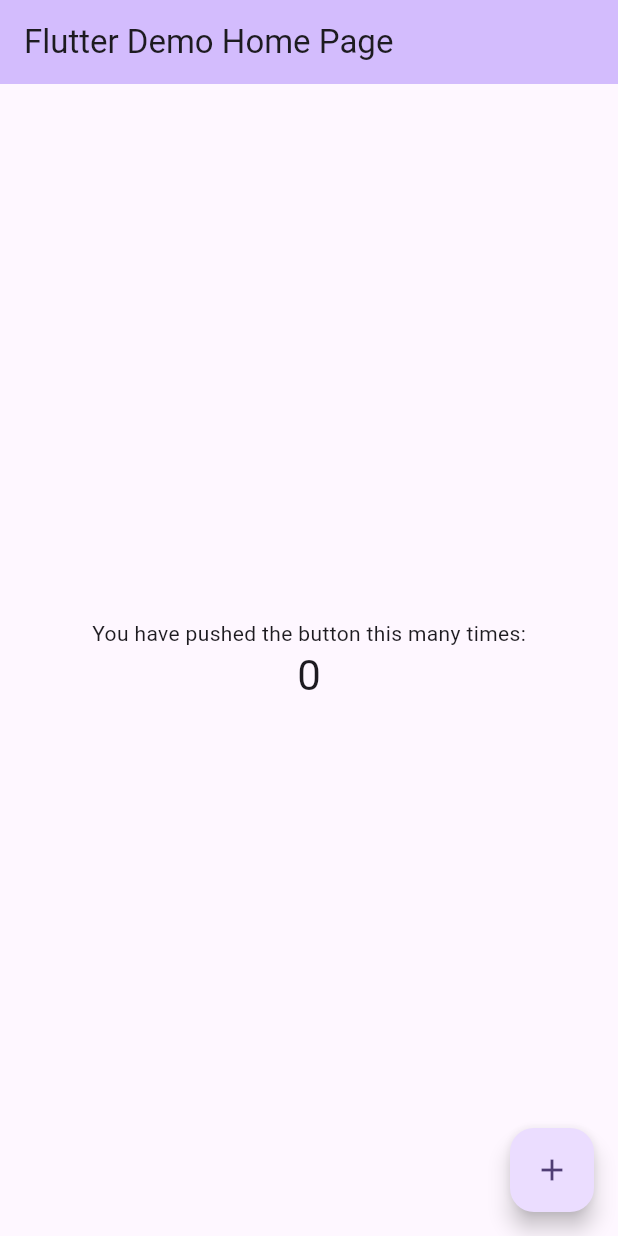
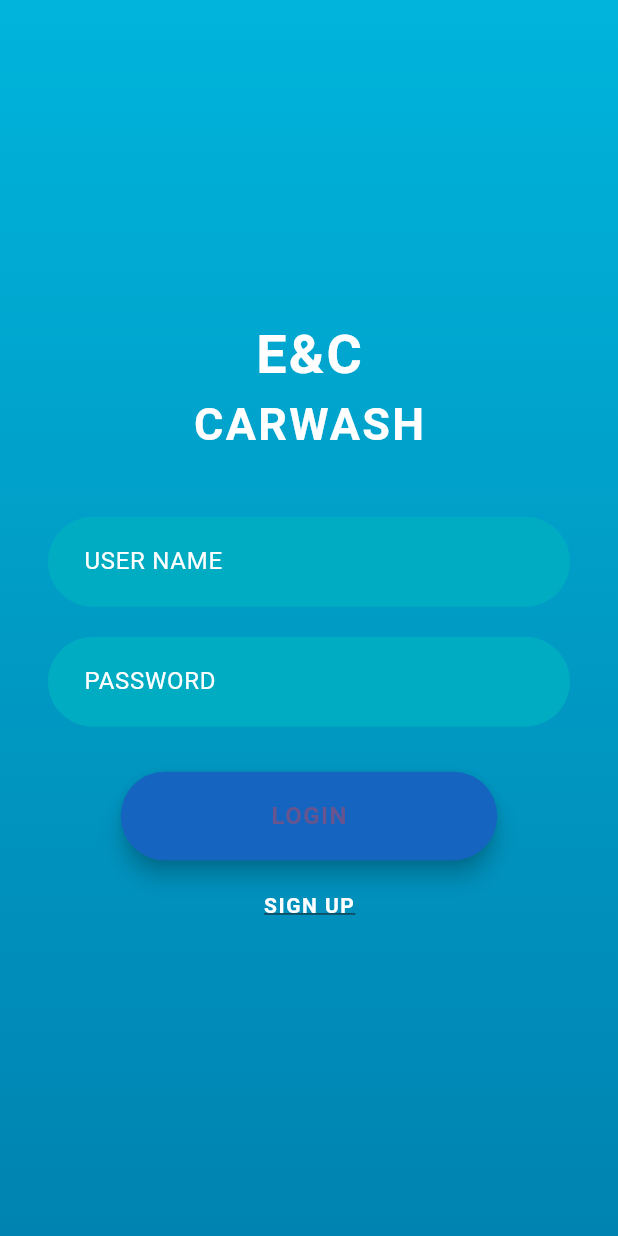
Before and after one commit to itzmebeni/BookingSystem, a Flutter app: the screen it shows after launch, on a phone screen of 412 x 824 dp. Run offline on Flutter 3.47's test engine with Material 3 defaults, Android fonts, the phone set to English and light mode, and no system bars.

Commit message:
login layout

```diff
--- a/lib/main.dart
+++ b/lib/main.dart
@@ -1,4 +1,5 @@
 import 'package:flutter/material.dart';
+import 'screen/auth/login_screen.dart'; // Add this import for the LoginPage
 
 void main() {
   runApp(const MyApp());
@@ -7,116 +8,14 @@ void main() {
 class MyApp extends StatelessWidget {
   const MyApp({super.key});
 
-  // This widget is the root of your application.
   @override
   Widget build(BuildContext context) {
     return MaterialApp(
       title: 'Flutter Demo',
       theme: ThemeData(
-        // This is the theme of your application.
-        //
-        // TRY THIS: Try running your application with "flutter run". You'll see
-        // the application has a purple toolbar. Then, without quitting the app,
-        // try changing the seedColor in the colorScheme below to Colors.green
-        // and then invoke "hot reload" (save your changes or press the "hot
-        // reload" button in a Flutter-supported IDE, or press "r" if you used
-        // the command line to start the app).
-        //
-        // Notice that the counter didn't reset back to zero; the application
-        // state is not lost during the reload. To reset the state, use hot
-        // restart instead.
-        //
-        // This works for code too, not just values: Most code changes can be
-        // tested with just a hot reload.
         colorScheme: ColorScheme.fromSeed(seedColor: Colors.deepPurple),
       ),
-      home: const MyHomePage(title: 'Flutter Demo Home Page'),
+      home: const LoginPage(), // Change to LoginPage
     );
   }
 }
-
-class MyHomePage extends StatefulWidget {
-  const MyHomePage({super.key, required this.title});
-
-  // This widget is the home page of your application. It is stateful, meaning
-  // that it has a State object (defined below) that contains fields that affect
-  // how it looks.
-
-  // This class is the configuration for the state. It holds the values (in this
-  // case the title) provided by the parent (in this case the App widget) and
-  // used by the build method of the State. Fields in a Widget subclass are
-  // always marked "final".
-
-  final String title;
-
-  @override
-  State<MyHomePage> createState() => _MyHomePageState();
-}
-
-class _MyHomePageState extends State<MyHomePage> {
-  int _counter = 0;
-
-  void _incrementCounter() {
-    setState(() {
-      // This call to setState tells the Flutter framework that something has
-      // changed in this State, which causes it to rerun the build method below
-      // so that the display can reflect the updated values. If we changed
-      // _counter without calling setState(), then the build method would not be
-      // called again, and so nothing would appear to happen.
-      _counter++;
-    });
-  }
-
-  @override
-  Widget build(BuildContext context) {
-    // This method is rerun every time setState is called, for instance as done
-    // by the _incrementCounter method above.
-    //
-    // The Flutter framework has been optimized to make rerunning build methods
-    // fast, so that you can just rebuild anything that needs updating rather
-    // than having to individually change instances of widgets.
-    return Scaffold(
-      appBar: AppBar(
-        // TRY THIS: Try changing the color here to a specific color (to
-        // Colors.amber, perhaps?) and trigger a hot reload to see the AppBar
-        // change color while the other colors stay the same.
-        backgroundColor: Theme.of(context).colorScheme.inversePrimary,
-        // Here we take the value from the MyHomePage object that was created by
-        // the App.build method, and use it to set our appbar title.
-        title: Text(widget.title),
-      ),
-      body: Center(
-        // Center is a layout widget. It takes a single child and positions it
-        // in the middle of the parent.
-        child: Column(
-          // Column is also a layout widget. It takes a list of children and
-          // arranges them vertically. By default, it sizes itself to fit its
-          // children horizontally, and tries to be as tall as its parent.
-          //
-          // Column has various properties to control how it sizes itself and
-          // how it positions its children. Here we use mainAxisAlignment to
-          // center the children vertically; the main axis here is the vertical
-          // axis because Columns are vertical (the cross axis would be
-          // horizontal).
-          //
-          // TRY THIS: Invoke "debug painting" (choose the "Toggle Debug Paint"
-          // action in the IDE, or press "p" in the console), to see the
-          // wireframe for each widget.
-          mainAxisAlignment: MainAxisAlignment.center,
-          children: <Widget>[
-            const Text('You have pushed the button this many times:'),
-            Text(
-              '$_counter',
-              style: Theme.of(context).textTheme.headlineMedium,
-            ),
-          ],
-        ),
-      ),
-      floatingActionButton: FloatingActionButton(
-        onPressed: _incrementCounter,
-        tooltip: 'Increment',
-        child: const Icon(Icons.add),
-      ), // This trailing comma makes auto-formatting nicer for build methods.
-    );
-  }
-}
--- a/lib/screen/auth/login_screen.dart
+++ b/lib/screen/auth/login_screen.dart
@@ -0,0 +1,116 @@
+import 'package:flutter/material.dart';
+
+class LoginPage extends StatelessWidget {
+  const LoginPage({super.key});
+
+  @override
+  Widget build(BuildContext context) {
+    return Scaffold(
+      body: Container(
+        decoration: const BoxDecoration(
+          gradient: LinearGradient(
+            colors: [Color(0xFF00B4DB), Color(0xFF0083B0)],
+            begin: Alignment.topCenter,
+            end: Alignment.bottomCenter,
+          ),
+        ),
+        padding: const EdgeInsets.symmetric(horizontal: 32.0),
+        child: Center(
+          child: Column(
+            mainAxisSize: MainAxisSize.min,
+            children: [
+              const Text(
+                'E&C',
+                style: TextStyle(
+                  fontSize: 36,
+                  fontWeight: FontWeight.bold,
+                  color: Colors.white,
+                  letterSpacing: 1.5,
+                ),
+              ),
+              const Text(
+                'CARWASH',
+                style: TextStyle(
+                  fontSize: 30,
+                  fontWeight: FontWeight.bold,
+                  color: Colors.white,
+                  letterSpacing: 1.5,
+                ),
+              ),
+              const SizedBox(height: 40),
+              _buildTextField('USER NAME'),
+              const SizedBox(height: 20),
+              _buildTextField('PASSWORD', obscureText: true),
+              const SizedBox(height: 30),
+              _buildLoginButton(context), // Pass context for navigation
+              const SizedBox(height: 20),
+              GestureDetector(
+                onTap: () {
+                  // Navigate to sign-up page (if you create one later)
+                },
+                child: const Text(
+                  'SIGN UP',
+                  style: TextStyle(
+                    color: Colors.white,
+                    decoration: TextDecoration.underline,
+                    fontWeight: FontWeight.bold,
+                    letterSpacing: 1,
+                  ),
+                ),
+              ),
+            ],
+          ),
+        ),
+      ),
+    );
+  }
+
+  Widget _buildTextField(String hint, {bool obscureText = false}) {
+    return TextField(
+      obscureText: obscureText,
+      style: const TextStyle(color: Colors.white),
+      decoration: InputDecoration(
+        hintText: hint,
+        hintStyle: const TextStyle(color: Colors.white),
+        filled: true,
+        fillColor: const Color(0xFF00ACC1),
+        contentPadding: const EdgeInsets.symmetric(vertical: 18, horizontal: 20),
+        border: OutlineInputBorder(
+          borderRadius: BorderRadius.circular(30),
+          borderSide: BorderSide.none,
+        ),
+      ),
+    );
+  }
+
+  Widget _buildLoginButton(BuildContext context) {
+    return ElevatedButton(
+      onPressed: () {
+        // Add your login validation logic here
+        // If valid login, navigate to next page (e.g., Home page, Dashboard, etc.)
+
+        // For now, let's simulate navigation:
+        Navigator.pushReplacement(
+          context,
+          MaterialPageRoute(builder: (context) => const LoginPage()), // Or another page if needed
+        );
+      },
+      style: ElevatedButton.styleFrom(
+        padding: const EdgeInsets.symmetric(horizontal: 100, vertical: 18),
+        shape: RoundedRectangleBorder(
+          borderRadius: BorderRadius.circular(30),
+        ),
+        elevation: 6,
+        backgroundColor: const Color(0xFF1565C0),
+      ),
+      child: const Text(
+        'LOGIN',
+        style: TextStyle(
+          fontWeight: FontWeight.bold,
+          fontSize: 16,
+          letterSpacing: 1,
+        ),
+      ),
+    );
+  }
+}
```
